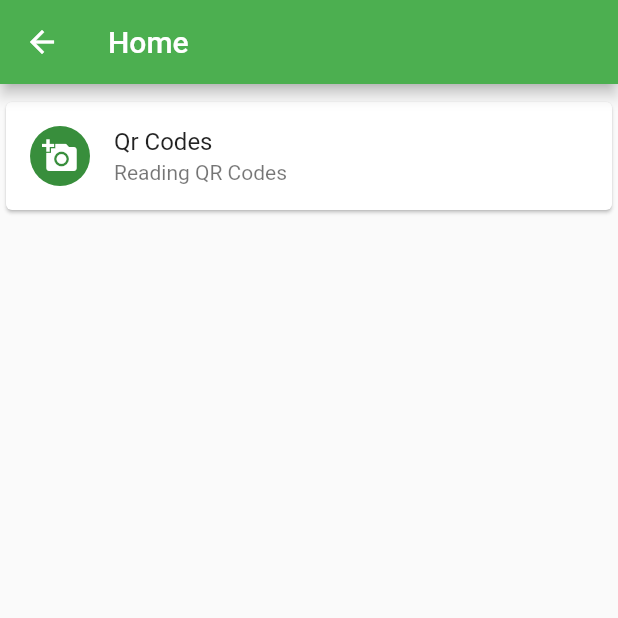
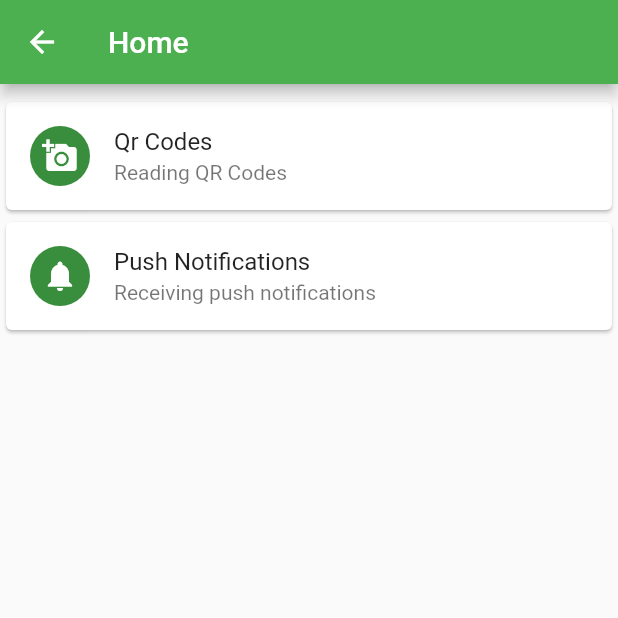
Before and after one commit to tomaszpolanski/FlutterSandbox, a Flutter app: the HomePage screen opened directly, on a phone screen of 412 x 824 dp, the top half of it. Run offline on Flutter 3.47's test engine with Material 2 defaults, Android fonts, the phone set to English and light mode, and no system bars; our stand-ins replace firebase_messaging, fluro, rxdart; missing offline and left inert: qrcode_reader; accounts and stored records are empty; statements that could not run were skipped.

Commit message:
Adding push notifications

```diff
--- a/lib/main.dart
+++ b/lib/main.dart
@@ -6,9 +6,9 @@ import 'package:fluro/fluro.dart';
 
 import 'package:flutter/material.dart';
 import 'package:flutter/services.dart';
-import 'package:flutter_view/pages/QrCodePage.dart';
 import 'package:flutter_view/routing/Routes.dart';
 import 'package:rxdart/rxdart.dart';
+
 
 
 const int _kMaxEventsPerSecond = 1000;
--- a/lib/pages/HomePage.dart
+++ b/lib/pages/HomePage.dart
@@ -6,8 +6,10 @@ import 'package:flutter_view/routing/Routes.dart';
 class HomePage extends StatelessWidget {
 
   final List<ExamplePage> _pages = [
-    new ExamplePage("Qr Codes", Routes.kQrCodesPage,
+    new ExamplePage("Qr Codes", Routes.kQrCodesPage, Icons.add_a_photo,
         description: "Reading QR Codes"),
+    new ExamplePage("Push Notifications", Routes.kPush, Icons.notifications,
+        description: "Receiving push notifications"),
   ];
 
   final Tween<Offset> _kBottomUpTween = new Tween<Offset>(
@@ -32,7 +34,7 @@ class HomePage extends StatelessWidget {
         child: new ListTile(
           title: new Text(page.title),
           subtitle: new Text(page.description),
-          leading: new HeroIcon(Icons.add_a_photo),
+          leading: new HeroIcon(page.icon),
           onTap: () {
             if (Theme.of(context).platform == TargetPlatform.android) {
               Routes.router.navigateTo(context, page.route,
@@ -67,9 +69,10 @@ class HomePage extends StatelessWidget {
 }
 
 class ExamplePage {
-  ExamplePage(this.title, this.route, {this.description});
+  ExamplePage(this.title, this.route, this.icon, {this.description});
 
   final String title;
   final String route;
+  final IconData icon;
   final String description;
 }
--- a/lib/routing/Routes.dart
+++ b/lib/routing/Routes.dart
@@ -1,12 +1,14 @@
 import 'package:fluro/fluro.dart';
 import 'package:flutter/material.dart';
 import 'package:flutter_view/pages/HomePage.dart';
+import 'package:flutter_view/pages/PushNotificationPage.dart';
 import 'package:flutter_view/pages/QrCodePage.dart';
 
 class Routes {
 
   static String kHomePage = "/home";
   static String kQrCodesPage = "/home/qrcodes";
+  static String kPush = "/home/push";
 
   static final Router router = new Router();
 
@@ -14,6 +16,7 @@ class Routes {
   static void configureRoutes() {
     router.define(kHomePage, handler: homeHandler);
     router.define(kQrCodesPage, handler: qrCodeHandler);
+    router.define(kPush, handler: pushHandler);
   }
 
 }
@@ -26,3 +29,7 @@ final homeHandler = new Handler(handlerFunc: (BuildContext context, Map<String,
 final qrCodeHandler = new Handler(handlerFunc: (BuildContext context, Map<String, dynamic> params) {
   return new QrCodePage();
 });
+
+final pushHandler = new Handler(handlerFunc: (BuildContext context, Map<String, dynamic> params) {
+  return new PushNotificationPage();
+});
--- a/pubspec.yaml
+++ b/pubspec.yaml
@@ -8,6 +8,7 @@ dependencies:
   rxdart: "^0.16.0+1"
   qrcode_reader: "^0.3.2"
   fluro: "^1.2.1"
+  firebase_messaging: "^0.1.4"
 
   args: 1.3.0 # TRANSITIVE DEPENDENCY
   async: 2.0.4 # TRANSITIVE DEPENDENCY
```
Also changed, not shown: lib/pages/PushNotificationPage.dart (added, +58 -0 lines), 7 other files.
